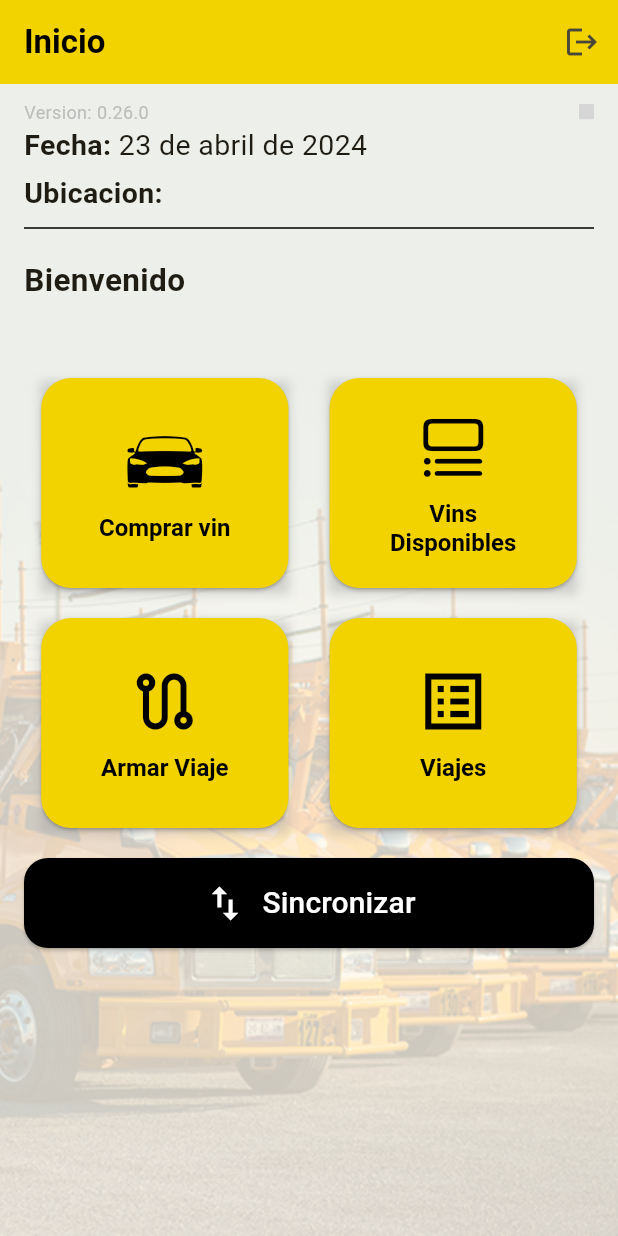
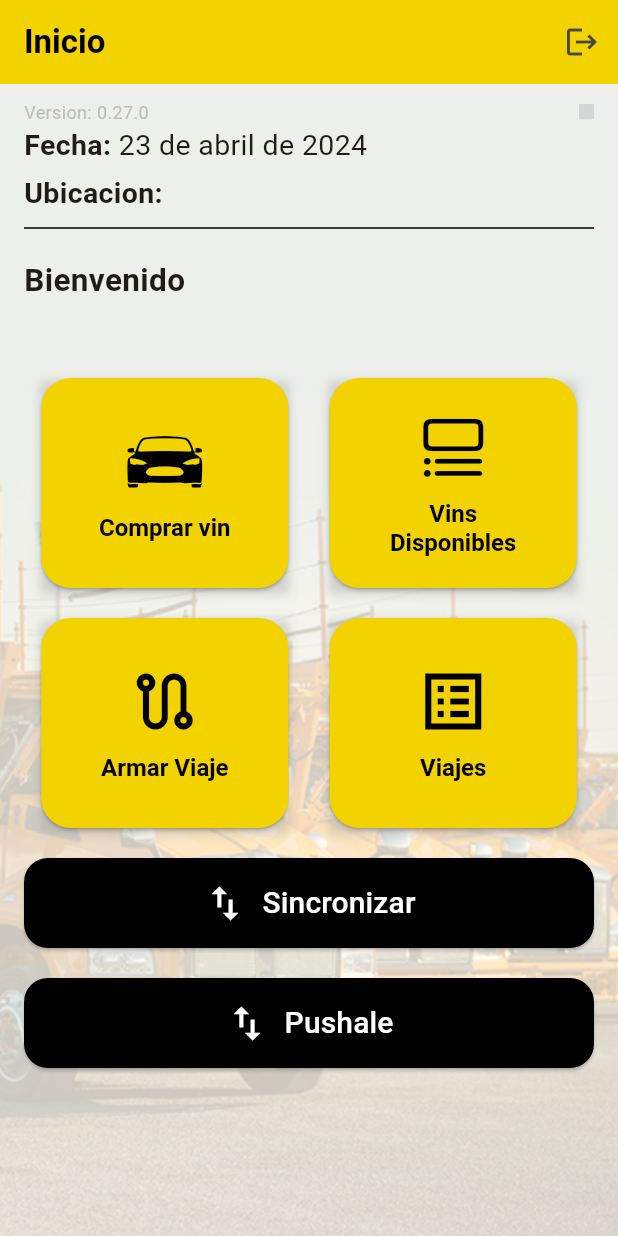
Before and after one commit to hguerrero10/tleavin-movil, a Flutter app: the InicioScreen screen opened directly, on a phone screen of 412 x 824 dp. Run offline on Flutter 3.47's test engine with Material 3 defaults, Android fonts, the phone set to English and light mode, and no system bars; our stand-ins replace dropdown_search, flutter_slider_drawer, fluttertoast, gallery_saver, geocoding, geolocator and 2 more; missing offline and left inert: connectivity_widget, flutter_barcode_scanner, gradient_slide_to_act, syncfusion_flutter_signaturepad, widget_zoom; accounts and stored records are empty; grey boxes are pictures that could not be loaded.

Commit message:
por si nos dan cuello

```diff
--- a/lib/main.dart
+++ b/lib/main.dart
@@ -1,6 +1,6 @@
 import 'package:flutter/material.dart';
+import 'package:tleavin_mobil/src/home/inicio.dart';
 import 'package:tleavin_mobil/provider/items_provider.dart';
-import 'package:tleavin_mobil/src/home/inicio.dart';
 import 'package:tleavin_mobil/src/startup/login/login_screen.dart';
 
 void main() {
@@ -24,11 +24,11 @@ class _MyAppState extends State<MyApp> {
       theme: ThemeData(
         colorSchemeSeed: const Color.fromRGBO(242, 211, 0, 1),
       ),
-      home: home()
+      home: inicio()
     );
   }
 
-  Widget home() {
+  Widget inicio() {
     Widget page;
     if(itemP.usuario?.numeroEmpleado != null) {
       page = const InicioScreen();
--- a/lib/src/home/inicio.dart
+++ b/lib/src/home/inicio.dart
@@ -1,3 +1,6 @@
+import 'dart:convert';
+import 'dart:developer';
+
 import 'package:flutter/material.dart';
 import 'package:flutter/cupertino.dart';
 import 'package:tleavin_mobil/database/db.dart';
@@ -33,36 +36,29 @@ class _InicioScreenState extends State<InicioScreen> {
   Widget build(BuildContext context) {
     return WillPopScope(
       onWillPop: () async {
-          // Aquí puedes colocar la lógica que deseas ejecutar
-          // antes de que la pantalla sea popada.
-          // Por ejemplo, mostrar un diálogo de confirmación.
         bool confirmExit = await showDialog(
           context: context,
           builder: (context) => AlertDialog(
-              title: Text('¿Quieres salir de la aplicación?'),
+            title: const Text('¿Quieres salir de la aplicación?'),
             actions: <Widget>[
               TextButton(
                 onPressed: () {
-                    Navigator.of(context).pop(false); // No salir
+                  Navigator.of(context).pop(false);
                 },
-                  child: Text('No'),
+                child: const Text('No'),
               ),
               TextButton(
                 onPressed: () {
-                    Navigator.of(context).pop(true); // Salir
+                  Navigator.of(context).pop(true);
                 },
-                  child: Text('Sí'),
+                child: const Text('Sí'),
               ),
             ],
           ),
         );
 
-          // Devuelve true si el usuario confirma salir,
-          // false si el usuario decide quedarse en la pantalla.
         return confirmExit;
       },
-
-
       child: Scaffold(
         // drawer: MenuDrawer(),
         appBar: AppBar(
@@ -154,14 +150,54 @@ class _InicioScreenState extends State<InicioScreen> {
                         ]
                       )
                     )
+                  ),
+                  const SizedBox(height: 20),
+                  Padding(
+                    padding: const EdgeInsets.only(left: 16, right: 16),
+                    child: ElevatedButton(
+                      onPressed: () => paProbar(),
+                      style: ButtonStyle(
+                        backgroundColor: MaterialStateProperty.all<Color>(Colors.black),
+                        padding: MaterialStateProperty.all<EdgeInsetsGeometry>(const EdgeInsets.all(15)),
+                        minimumSize: MaterialStateProperty.all<Size>(const Size(double.infinity, 50)),
+                        shape: MaterialStateProperty.all(
+                          RoundedRectangleBorder(
+                            borderRadius: BorderRadius.circular(16)
+                          )
+                        )
+                      ),
+                      child: const Row(
+                        mainAxisAlignment: MainAxisAlignment.center,
+                        children: [
+                          Icon(
+                            Icons.swap_vert,
+                            color: Colors.white,
+                            size: 30
+                          ),
+                          SizedBox(width: 10),
+                          Text(
+                            'Pushale',
+                            style: TextStyle(
+                              fontSize: 20,
+                              color: Colors.white
+                            )
                           )
                         ]
                       )
-            ),
-          ],
                     )
-      ),
+                  )
+                ]
+              )
+            )
+          ]
+        )
+      )
     );
+  }
+
+  paProbar() async {
+    // var datos = await  DatabaseProvider.db.paraPruebas();
+    var datos = await  DatabaseProvider.db.vinesTotales();
   }
 
   logout() async {
--- a/lib/src/pages/viaje/detalle_viaje.dart
+++ b/lib/src/pages/viaje/detalle_viaje.dart
@@ -131,8 +131,8 @@ class _DetalleDeViajeState extends State<DetalleDeViaje> {
                   )
                 )
               ]
-            ),
-          ),
+            )
+          )
         );
       }
     );
@@ -158,7 +158,7 @@ class _DetalleDeViajeState extends State<DetalleDeViaje> {
               style: const TextStyle(
                 fontSize: 18
               )
-            ),
+            )
           )
         ]
       )
--- a/lib/src/widgets/cuerpo.dart
+++ b/lib/src/widgets/cuerpo.dart
@@ -63,7 +63,7 @@ class _CuerpoState extends State<Cuerpo> {
                 mainAxisAlignment: MainAxisAlignment.spaceBetween,
                 children: [
                   Text(
-                    'Version: 0.26.0',
+                    'Version: 0.27.0',
                     style:  TextStyle(
                       fontSize: 12,
                       color: Colors.grey[400]
```
Also changed, not shown: lib/database/db.dart (+24 -2 lines), lib/src/pages/dano/resumen_dano.dart (+27 -1 lines), lib/src/pages/resumen_carga/salida_viaje.dart (+24 -3 lines), lib/src/pages/sincronizacion/enviar.dart (+14 -66 lines), lib/src/pages/vin/compra_vin.dart (deleted, +0 -53 lines), lib/src/pages/vin/detalle_vin_dis.dart (+6 -2 lines), lib/src/startup/login/login_form.dart (+11 -10 lines). Lines whose indentation alone changed are shown as unchanged.
